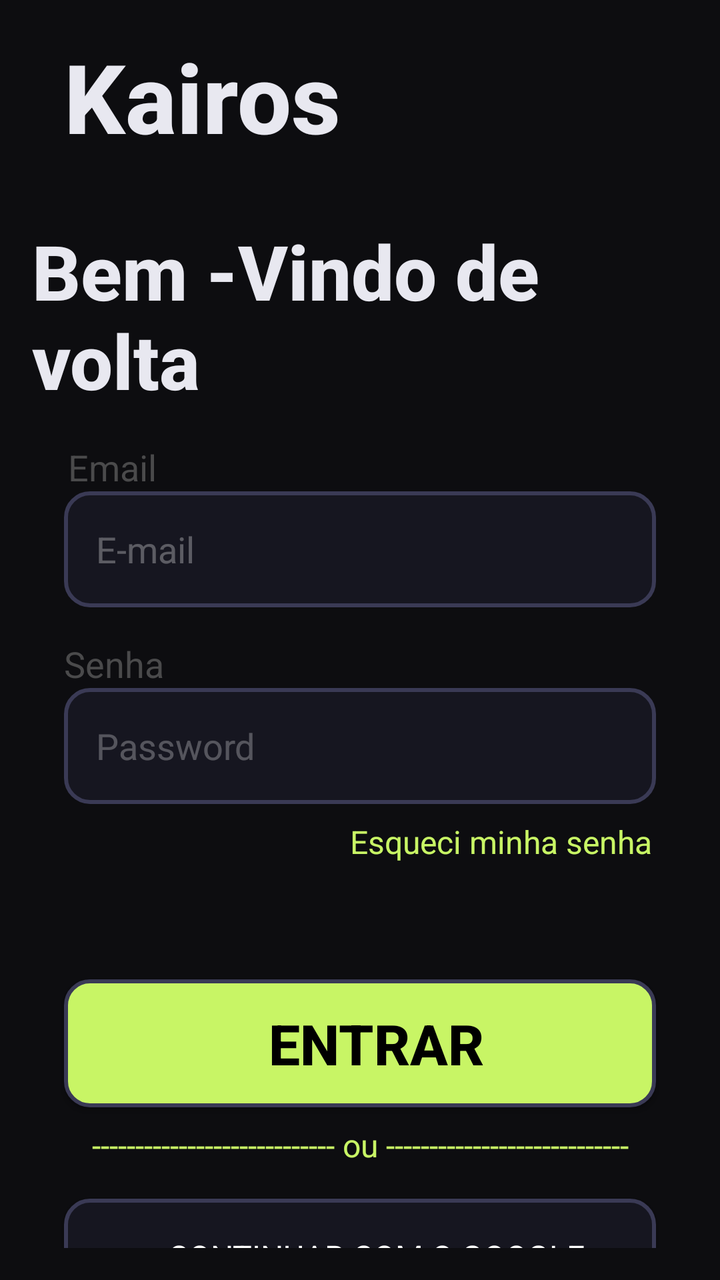
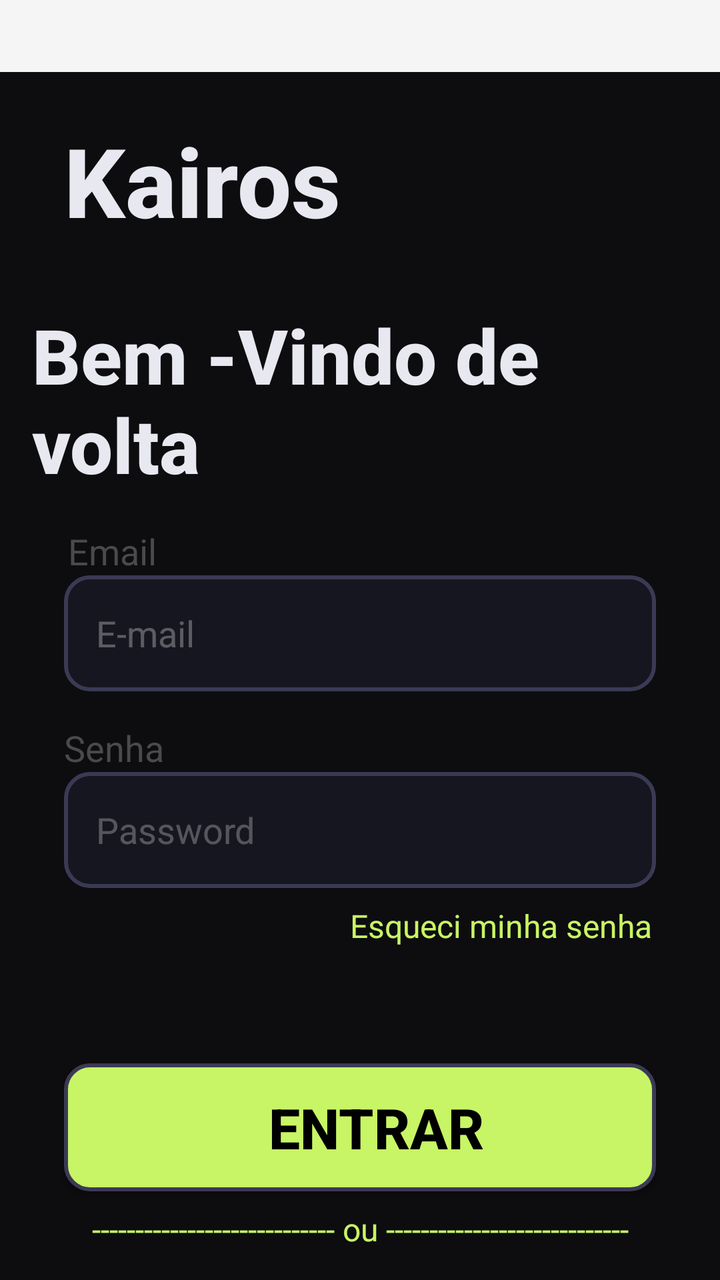

Screens rendered from an Android XML layout before and after an edit, with the pre-edit source and the edit as a unified diff.
<!-- AndroidManifest.xml: application theme Theme.KairosFlowApp -->
<!-- res/layout/fragment_login.xml -->
<?xml version="1.0" encoding="utf-8"?>
<LinearLayout xmlns:android="http://schemas.android.com/apk/res/android"
    xmlns:tools="http://schemas.android.com/tools"
    android:layout_width="match_parent"
    android:layout_height="match_parent"
    android:orientation="vertical"
    tools:context=".Ui.Auth.LoginFragment">

    <com.google.android.material.appbar.AppBarLayout
        android:id="@+id/appbarRegister"
        android:layout_width="match_parent"
        android:layout_height="wrap_content">

        <androidx.appcompat.widget.Toolbar
            android:id="@+id/toolbar"
            android:layout_width="match_parent"
            android:paddingTop="16dp"
            android:layout_height="78dp"
            android:background="@color/background">


            <TextView
                android:layout_width="wrap_content"
                android:layout_height="match_parent"
                android:fontFamily="sans-serif-medium"
                android:textStyle="bold"
                android:paddingLeft="16dp"
                android:text="Kairos"
                android:textColor="@color/txt_color"
                android:textSize="48sp" />


        </androidx.appcompat.widget.Toolbar>
    </com.google.android.material.appbar.AppBarLayout>

    <LinearLayout
        android:id="@+id/linearLayout"
        android:layout_width="match_parent"
        android:layout_height="match_parent"
        android:background="@color/background"
        android:orientation="vertical"
        android:padding="16dp">


        <TextView
            android:layout_width="wrap_content"
            android:layout_height="wrap_content"
            android:fontFamily="sans-serif-medium"
            android:textStyle="bold"
            android:layout_marginTop="16dp"
            android:text="Bem -Vindo de volta"
            android:layout_gravity="center"
            android:textColor="@color/txt_color"
            android:textSize="38sp" />



        <TextView
            android:layout_width="wrap_content"
            android:layout_height="wrap_content"
            android:text="Email"
            android:textColor="#4A4A4B"
            android:paddingLeft="18dp"
            android:layout_marginTop="16dp"
            android:textStyle="normal"
            android:textSize="18sp"/>

        <EditText
            android:layout_width="match_parent"
            android:layout_height="58dp"
            android:textColorHint="#4DFFFFFF"
            android:hint="E-mail"
            android:inputType="textEmailAddress"
            android:background="@drawable/bg_edt_text"
            android:layout_marginEnd="16dp"
            android:layout_marginStart="16dp"/>



        <TextView
            android:layout_width="wrap_content"
            android:layout_height="wrap_content"
            android:text="Senha"
            android:textColor="#4A4A4B"
            android:paddingLeft="16dp"
            android:layout_marginTop="16dp"
            android:textStyle="normal"
            android:textSize="18sp"/>

        <EditText
            android:layout_width="match_parent"
            android:layout_height="58dp"
            android:background="@drawable/bg_edt_text"
            android:inputType="textPassword"
            android:hint="Password"
            android:textColorHint="#46FFFFFF"
            android:layout_marginEnd="16dp"
            android:layout_marginStart="16dp"/>


        <TextView
            android:id="@+id/tv_esqueceuSenha"
            android:layout_width="wrap_content"
            android:layout_height="wrap_content"
            android:text="Esqueci minha senha"
            android:layout_marginTop="8dp"
            android:layout_gravity="end"
            android:textColorHint="#83FFFFFF"
            android:layout_marginEnd="18dp"
            android:textColor="@color/primary_color_app"
            android:textStyle="normal"
            android:textSize="16sp"/>


        <androidx.appcompat.widget.AppCompatButton
            android:layout_width="match_parent"
            android:layout_height="64dp"
            android:focusable="true"
            android:text="Entrar"
            android:textColor="@color/black"
            android:textSize="28sp"
            android:textStyle="bold"
            android:background="@drawable/bg_btn_primary"
            android:layout_marginStart="16dp"
            android:layout_marginEnd="16dp"
            android:layout_marginTop="58dp"/>


        <TextView
            android:layout_width="match_parent"
            android:layout_height="wrap_content"
            android:text="---------------------------- ou ----------------------------"
            android:layout_marginTop="8dp"
            android:gravity="center"
            android:layout_marginStart="16dp"
            android:layout_marginEnd="16dp"
            android:textColor="@color/primary_color_app"
            android:textStyle="normal"
            android:textSize="16sp"/>

        <Button
            android:layout_width="match_parent"
            android:layout_height="58dp"
            android:text="Continuar com o Google"
            android:textColor="@color/white"
            android:fontFamily="sans-serif"
            android:textSize="16sp"
            android:textStyle="normal"
            android:background="@drawable/bg_edt_text"
            android:layout_marginStart="16dp"
            android:layout_marginEnd="16dp"
            android:layout_marginTop="16dp"/>

        <TextView
            android:id="@+id/btn_criarConta"
            android:layout_width="wrap_content"
            android:layout_height="wrap_content"
            android:textSize="18sp"
            android:textColor="#4A4A4B"
            android:text="Não tem conta? Criar conta"
            android:layout_marginTop="16dp"
            android:layout_gravity="center"/>



    </LinearLayout>
</LinearLayout>
<!-- resources referenced by this layout -->
<resources>
  <color name="background">#0D0D10</color>
  <color name="black">#FF000000</color>
  <color name="primary_color_app">#C8F565</color>
  <color name="txt_color">#E8E8F0</color>
  <color name="white">#FFFFFFFF</color>
  <!-- drawable bg_btn_primary (drawable) -->
  <?xml version="1.0" encoding="utf-8"?>
  <shape xmlns:android="http://schemas.android.com/apk/res/android"
      android:shape="rectangle">
  
      <corners android:radius="12dp"/>
  
      <solid android:color="#C8F565"/>
      <padding
          android:bottom="0dp"
          android:top="0dp"
          android:left="16dp"
          android:right="0dp"/>
  
      <stroke android:color="#3A3A55"
          android:width="2dp"/>
  
  </shape>
  <!-- drawable bg_edt_text (drawable) -->
  <?xml version="1.0" encoding="utf-8"?>
  <shape xmlns:android="http://schemas.android.com/apk/res/android"
      android:shape="rectangle">
  
      <corners android:radius="12dp"/>
  
      <solid android:color="#161620"/>
      <padding
          android:bottom="0dp"
          android:top="0dp"
          android:left="16dp"
          android:right="0dp"/>
  
      <stroke android:color="#3A3A55"
          android:width="2dp"/>
  
  
  
  
  </shape>
  <style name="Theme.KairosFlowApp" parent="Base.Theme.KairosFlowApp" />
  <style name="Base.Theme.KairosFlowApp" parent="Theme.AppCompat.DayNight.NoActionBar">
  
      </style>
</resources>

<!-- the commit's change to res/layout/fragment_login.xml (unified diff, before → after) -->
@@ -8,14 +8,15 @@
 
     <com.google.android.material.appbar.AppBarLayout
         android:id="@+id/appbarRegister"
+        android:paddingTop="36dp"
         android:layout_width="match_parent"
-        android:layout_height="wrap_content">
+        android:layout_height="120dp">
 
         <androidx.appcompat.widget.Toolbar
             android:id="@+id/toolbar"
             android:layout_width="match_parent"
-            android:paddingTop="16dp"
-            android:layout_height="78dp"
+            android:paddingTop="22dp"
+            android:layout_height="match_parent"
             android:background="@color/background">
 
 
